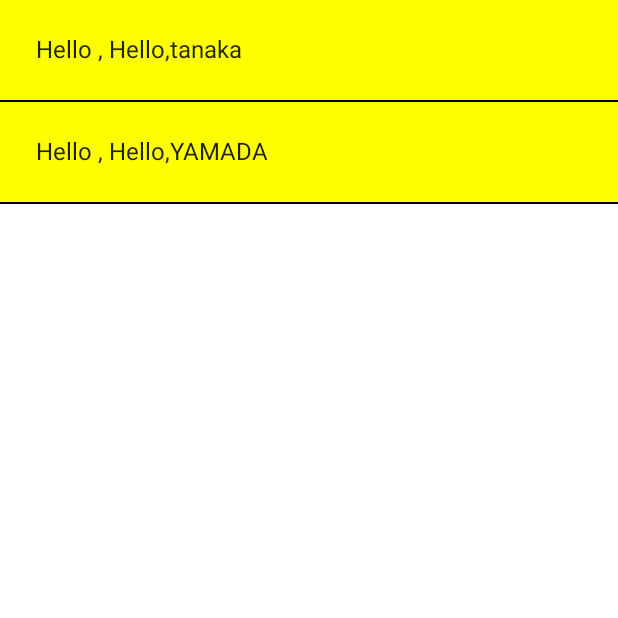
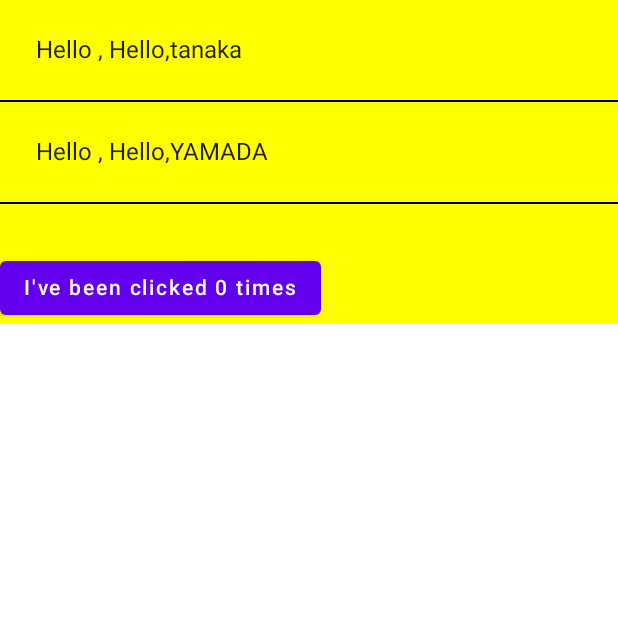
Before and after one commit to kiy0ta/JetpackComposePractice, an Android app built with Jetpack Compose: the screen it shows after launch (MainActivity), on a phone screen of 412 x 824 dp, the top half of it. Run offline under Robolectric (Android 15) with nearby library versions, the phone set to English and light mode, and no system bars.

Commit message:
tutorial 5 about remember and button click method

```diff
--- a/app/src/main/java/com/example/jetpackcomposepractice/MainActivity.kt
+++ b/app/src/main/java/com/example/jetpackcomposepractice/MainActivity.kt
@@ -5,10 +5,13 @@ import androidx.activity.ComponentActivity
 import androidx.activity.compose.setContent
 import androidx.compose.foundation.layout.Column
 import androidx.compose.foundation.layout.padding
+import androidx.compose.material.Button
 import androidx.compose.material.Divider
 import androidx.compose.material.Surface
 import androidx.compose.material.Text
 import androidx.compose.runtime.Composable
+import androidx.compose.runtime.mutableStateOf
+import androidx.compose.runtime.remember
 import androidx.compose.ui.Modifier
 import androidx.compose.ui.graphics.Color
 import androidx.compose.ui.tooling.preview.Preview
@@ -44,13 +47,28 @@ fun Hello(name: String) {
 
 @Composable
 fun MyScreenContent(names: List<String> = listOf("tanaka", "YAMADA")) {
+    // UIを再構成する際に失いたくないデータはrememberを使用して、覚えておくことができる
+    val counterState = remember { mutableStateOf(0) }
     Column {
         for (name in names) {
             Hello("Hello,$name")
             Divider(color = Color.Black)
         }
+        Divider(color = Color.Transparent, thickness = 32.dp)
+        Counter(
+            count = counterState.value,
+            updateCount = { newCount -> counterState.value = newCount }
+        )
     }
 }
+
+@Composable
+fun Counter(count: Int, updateCount: (Int) -> Unit) {
+    Button(onClick = { updateCount(count + 1) }) {
+        Text("I've been clicked $count times")
+    }
+}
+
 
 @Preview("Text preview")
 @Composable
```
